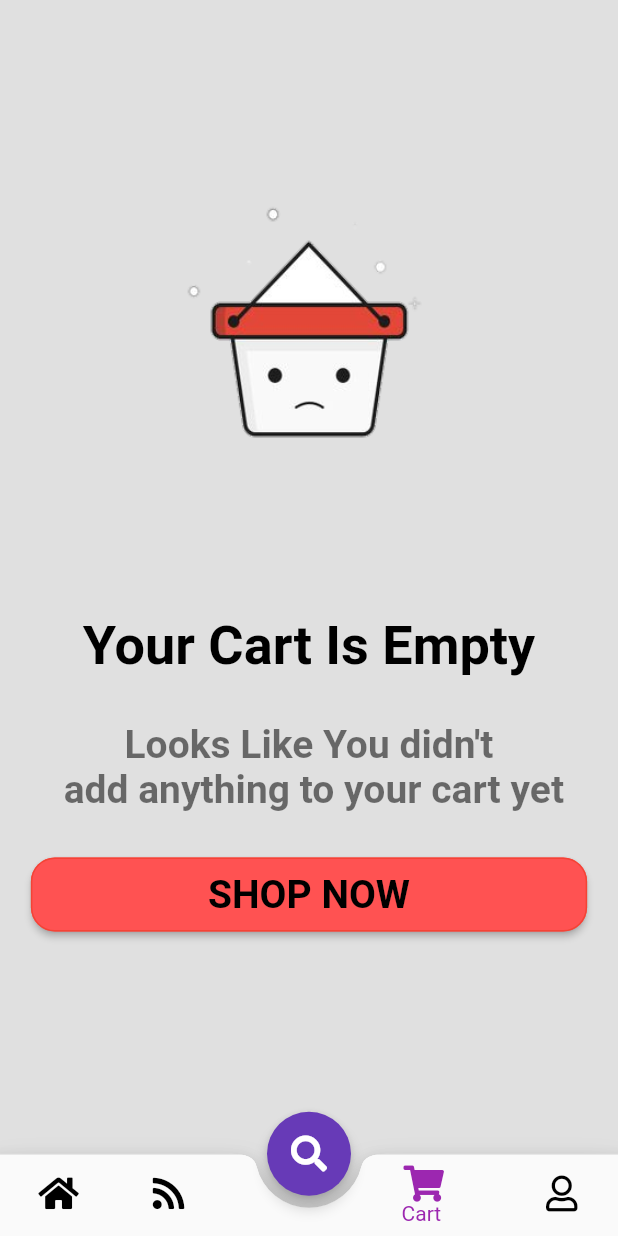
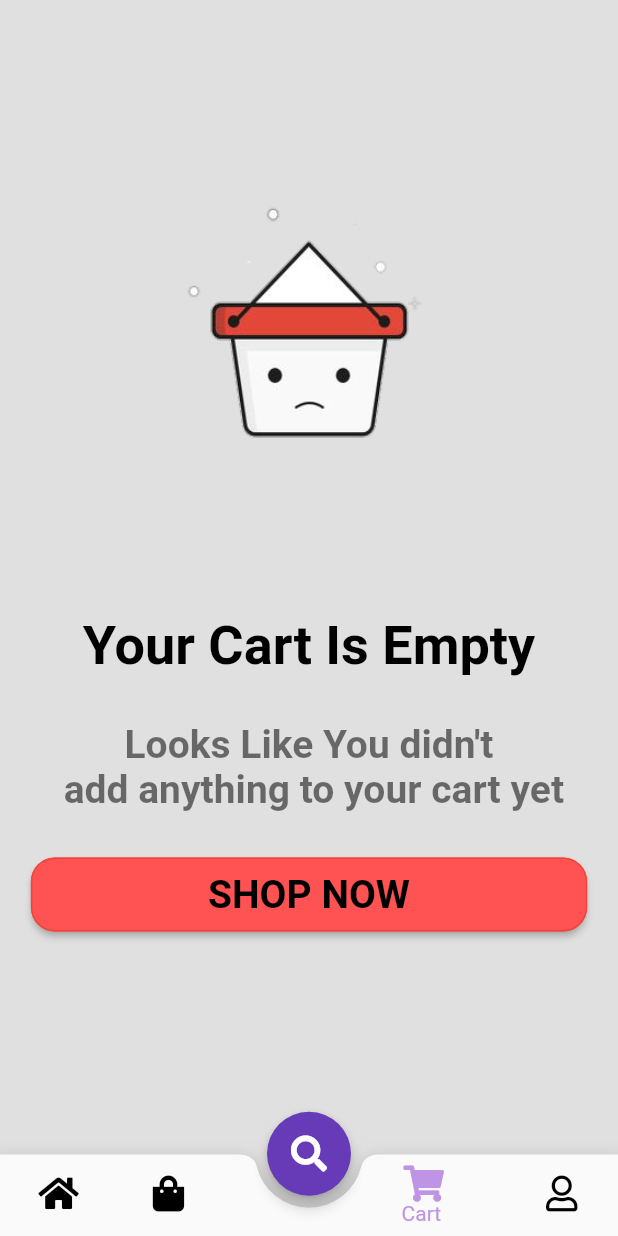
Before and after one commit to fariyakhan11/Flutter_Furniture_App, a Flutter app: the screen it shows after launch, item 4 of the bottom bar chosen, on a phone screen of 412 x 824 dp. Run offline on Flutter 3.47's test engine with Material 2 defaults, Android fonts, the phone set to English and light mode, and no system bars; our stand-ins replace backdrop, badges, carousel_slider, flutter_swiper_null_safety, fluttericon, shared_preferences and 1 more; missing offline and left inert: list_tile_switch; network calls fail.

Commit message:
Updated Interface

```diff
--- a/lib/consts/colors.dart
+++ b/lib/consts/colors.dart
@@ -6,17 +6,28 @@ class ColorConsts {
   static Color title = Color(0xDD000000);
   static Color subtitle = Color(0x8A000000);
   static Color backgroundColor = Color(0xFFE0E0E0); //grey shade 300
-  static Color favColor = Color(0xFFF44336); // red 500
+
+
+  static Color gradiendFStart = Color(0xFFE040FB); //purple accent 100
+  static Color gradiendFEnd = Color (0xFFE1BEE7); //purple 100
+  static Color purple300 = Color (0xFFBA68C8); //purple 300
+  static Color purple800 = Color (0xFF6A189A);
+
+  //-----------------------heart color in aap bar-----------------
+  static Color favColor = Colors.red; // red 500
   static Color favBadgeColor = Color(0xFFE57373); // red 300
 
-  static Color cartColor = Color(0xFF5E35B1); //deep purple 600
-  static Color cartBadgeColor = Color(0xFFBA68C8); //purple 300
-  static Color gradiendFStart = Color(0xFFE040FB); //purpleaccent 100
-  static Color gradiendFEnd = Color (0xFFE1BEE7); //purple 100
-  static Color endcolor = Color(0xFFCE93D8); //purple 200
-  static Color purple300 = Color (0xFFBA68C8); //purple 300
-  static Color gradiendLEnd = Color (0xFFE91E63); //purple 400
-  static Color gradiendLStart = Color(0xFF9C27B0); //purpleaccent 700
-  static Color starterColor = Color(0xFF8E24AA);
-  static Color purple800 = Color (0xFF6A189A);
+  //------------------- cart color in aap bar---------------------
+  static Color cartColor = Colors.black; //deep purple 600
+  static Color cartBadgeColor = Colors.grey; //purple 300
+
+
+  //---------------------------checkout button color------------------------------
+  static Color gradiendLEnd = Color (0xFF7EB6FF); //(0xFF60AFFE lamisonblue) (0xFF42C0FB light blue) (0xFF7EB6FF neptune)  0xEBB2F8E9
+  static Color gradiendLStart = Color(0xFFbf94e4); // (0xFFbf94e4 bright lavender)
+
+  //-------------------AapBar Color-----------------------------------------
+  static Color starterColor = Color(0xFFbf94e4); // (0xFF6a5acd darker purple)
+  static Color endcolor = Color(0xFF9370db);   // (0xFF9370db med purple)
+
 }
--- a/lib/consts/theme_data.dart
+++ b/lib/consts/theme_data.dart
@@ -1,5 +1,4 @@
 import 'dart:ui';
-
 import 'package:flutter/material.dart';
 
 class Styles {
--- a/lib/screens/bottom_bar.dart
+++ b/lib/screens/bottom_bar.dart
@@ -79,7 +79,7 @@ class _BottomBarScreenState extends State<BottomBarScreen> {
               onTap: _selectPage,
               backgroundColor: Theme.of(context).primaryColor,
               unselectedItemColor: Theme.of(context).textSelectionColor,
-              selectedItemColor: Colors.purple,
+              selectedItemColor: Color(0xFFbf94e4),
               currentIndex: _selectPageIndex,
               selectedLabelStyle: TextStyle(fontSize: 14),
               items: [
@@ -88,7 +88,7 @@ class _BottomBarScreenState extends State<BottomBarScreen> {
                     label: 'Home'
                 ),
                 BottomNavigationBarItem(
-                    icon: Icon(MyAppIcons.rss),
+                    icon: Icon(MyAppIcons.bag),
                     label: 'Feeds'
                 ),
                 BottomNavigationBarItem(
@@ -105,7 +105,6 @@ class _BottomBarScreenState extends State<BottomBarScreen> {
                     label: 'User'
                 ),
               ],
-
             ),
           ),
         ),
--- a/lib/screens/cart.dart
+++ b/lib/screens/cart.dart
@@ -21,6 +21,12 @@ class CartScreen extends StatelessWidget {
             bottomSheet: checkoutSection(context, cartProvider.totalAmount),
             appBar: AppBar(
               title: Text('Cart (${cartProvider.getCartItems.length})'),
+              flexibleSpace: Container(
+                decoration: BoxDecoration(
+                    gradient: LinearGradient(
+                        colors: [ColorConsts.starterColor,
+                                 ColorConsts.endcolor])),
+              ),
               actions: [
                 IconButton(
                   onPressed: () {
@@ -71,19 +77,19 @@ class CartScreen extends StatelessWidget {
                 flex: 2,
                 child: Container(
                   decoration: BoxDecoration(
-                    borderRadius: BorderRadius.circular(30),
+                    borderRadius: BorderRadius.circular(15),
                     gradient: LinearGradient(colors: [
                       ColorConsts.gradiendLStart,
                       ColorConsts.gradiendLEnd,
                     ], stops: [
                       0.0,
-                      0.7
+                      0.8
                     ]),
                   ),
                   child: Material(
                     color: Colors.transparent,
                     child: InkWell(
-                      borderRadius: BorderRadius.circular(30),
+                      borderRadius: BorderRadius.circular(15),
                       onTap: () {},
                       child: Padding(
                         padding: const EdgeInsets.all(8.0),
@@ -112,7 +118,7 @@ class CartScreen extends StatelessWidget {
                 'US \$${subtotal.toStringAsFixed(2)}',
                 //textAlign: TextAlign.center,
                 style: TextStyle(
-                    color: Colors.blue,
+                    color: Color(0xFF4876FF), //(0xFF4876FF darker blue)
                     fontSize: 18,
                     fontWeight: FontWeight.w500),
               ),
--- a/lib/screens/search.dart
+++ b/lib/screens/search.dart
@@ -7,7 +7,7 @@ class Search extends StatelessWidget {
   Widget build(BuildContext context) {
     return Scaffold(
       body: Center(
-          child: Text('Search')
+          child: Text('Search'),
       ),
     );
   }
--- a/lib/screens/wishlist.dart
+++ b/lib/screens/wishlist.dart
@@ -19,6 +19,12 @@ class WishlistScreen extends StatelessWidget {
         : Scaffold(
             appBar: AppBar(
               title: Text('Wishlist (${favsProvider.getFavsItems.length})'),
+              flexibleSpace: Container(
+                decoration: BoxDecoration(
+                    gradient: LinearGradient(
+                        colors: [ColorConsts.starterColor,
+                          ColorConsts.endcolor])),
+              ),
               actions: [
                 IconButton(
                   onPressed: () {
--- a/lib/widgets/wishlist_empty.dart
+++ b/lib/widgets/wishlist_empty.dart
@@ -18,7 +18,7 @@ class WishlistEmpty extends StatelessWidget {
           decoration: BoxDecoration(
             image: DecorationImage(
               fit: BoxFit.fill,
-              image: AssetImage('assets/emptycart.png'),
+              image: AssetImage('assets/empty-wishlist.png'),
             ),
           ),
         ),
--- a/lib/widgets/wishlist_full.dart
+++ b/lib/widgets/wishlist_full.dart
@@ -21,7 +21,7 @@ class _WishlistFullState extends State<WishlistFull> {
       children: <Widget>[
         Container(
           width: double.infinity,
-          margin: EdgeInsets.only(right: 30.0, bottom: 10.0),
+          margin: EdgeInsets.only(right: 30.0, top: 20.0, left: 10.0),
           child: Material(
             color: Theme.of(context).backgroundColor,
             borderRadius: BorderRadius.circular(5.0),
@@ -74,8 +74,8 @@ class _WishlistFullState extends State<WishlistFull> {
     GlobalMethods globalMethods = GlobalMethods();
     final favsProvider = Provider.of<FavsProvider>(context);
     return Positioned(
-      top: 20,
-      right: 15,
+      top: 30,
+      right: 20,
       child: Container(
         height: 30,
         width: 30,
```
Also changed, not shown: lib/screens/feeds.dart (+7 -1 lines), lib/screens/home.dart (+19 -16 lines), lib/widgets/cart_full.dart (+22 -21 lines), lib/widgets/category.dart (+8 -8 lines), 1 other file.
